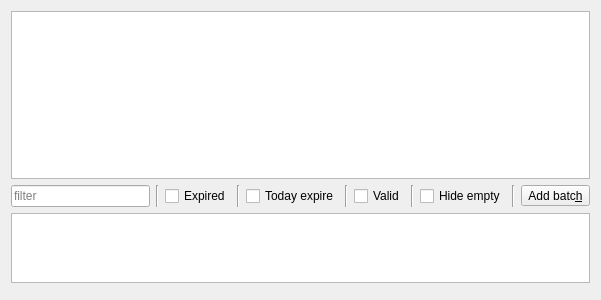
Before: the Qt Designer form src/ui/TabBatchWidget.ui in wnt-zhp/zarlock-cpp, drawn with Qt 5.
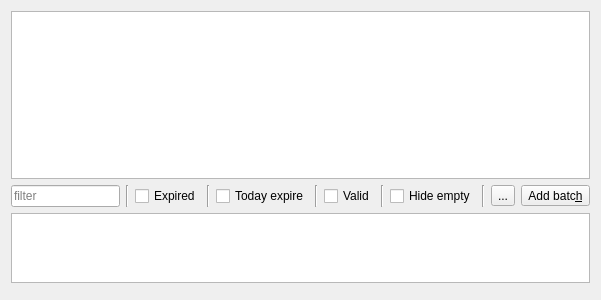
After: the same form once the commit is applied. Custom widgets are drawn as their Qt base class.

Commit message: Batch UsedQty sync button added

Patch:
```diff
--- a/src/ui/TabBatchWidget.ui
+++ b/src/ui/TabBatchWidget.ui
@@ -89,6 +89,13 @@
        </property>
       </widget>
      </item>
+     <item>
+      <widget class="QToolButton" name="tools">
+       <property name="text">
+        <string>...</string>
+       </property>
+      </widget>
+     </item>
      <item>
       <widget class="QToolButton" name="button_add_batch">
        <property name="text">
```
The commit also changes 5 other files.
